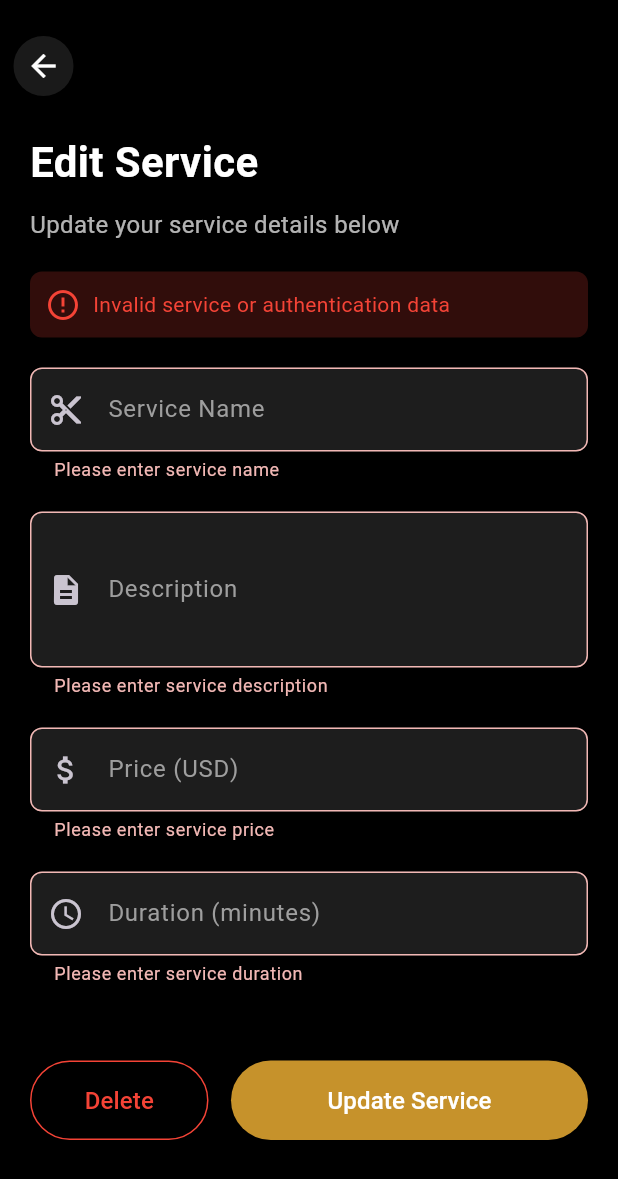
After one commit to maleesha-pramud/saloon_guide, a Flutter app: the EditServiceScreen screen opened by its route, after a tap on "Delete", after a tap on "Update Service", on a phone screen of 412 x 824 dp. The commit adds this screen. Shown: the top 1179 px of the screen. Run offline on Flutter 3.47's test engine with Material 3 defaults, Android fonts, the phone set to English and light mode, and no system bars; our stand-ins replace flutter_secure_storage, google_maps_flutter; accounts and stored records are empty.

Commit message:
feat: Add service management features including update and delete functionality
- Added updateServiceUrl and deleteServiceUrl methods to ApiConfig for service management.
- Implemented EditServiceScreen for editing service details with form validation and API integration.
- Created Service model for handling service data.
- Updated SaloonDetailsCard to navigate to EditServiceScreen with service details.
- Modified single_saloon_screen to include a toggle for services and bookings.
- Adjusted padding in SingleToggleButton for better UI consistency.

```diff
--- a/lib/config/api_config.dart
+++ b/lib/config/api_config.dart
@@ -19,4 +19,8 @@ class ApiConfig {
       'http://$baseUrl/api/v1/saloons/nearby';
   static String addServiceUrl(int saloonId) =>
       'http://$baseUrl/api/v1/saloons/$saloonId/services';
+  static String updateServiceUrl(int saloonId, int serviceId) =>
+      'http://$baseUrl/api/v1/saloons/$saloonId/services/$serviceId';
+  static String deleteServiceUrl(int saloonId, int serviceId) =>
+      'http://$baseUrl/api/v1/saloons/$saloonId/services/$serviceId';
 }
--- a/lib/main.dart
+++ b/lib/main.dart
@@ -11,6 +11,7 @@ import 'package:saloon_guide/pages/settings/settings_screen.dart';
 import 'package:saloon_guide/pages/single_saloon/single_saloon_screen.dart';
 import 'package:saloon_guide/pages/saloon/edit_saloon_screen.dart';
 import 'package:saloon_guide/pages/services/add_service_screen.dart';
+import 'package:saloon_guide/pages/services/edit_service_screen.dart';
 
 void main() {
   // Ensure Flutter is properly initialized before using plugins
@@ -89,6 +90,7 @@ class _MainAppState extends State<MainApp> {
         '/edit-saloon': (context) => const EditSaloonScreen(),
         '/saloon': (context) => SingleSaloonScreen(),
         '/add-service': (context) => AddServiceScreen(),
+        '/edit-service': (context) => EditServiceScreen(),
         // '/complete': (context) => CompleteScreen(),
       },
     );
--- /dev/null
+++ b/lib/models/service/service.dart
@@ -0,0 +1,48 @@
+class Service {
+  final int id;
+  final String name;
+  final String description;
+  final double price;
+  final int duration;
+  final int saloonId;
+
+  Service({
+    required this.id,
+    required this.name,
+    required this.description,
+    required this.price,
+    required this.duration,
+    required this.saloonId,
+  });
+  factory Service.fromJson(Map<String, dynamic> json) {
+    return Service(
+      id: json['id'],
+      name: json['name'] ?? '',
+      description: json['description'] ?? '',
+      price: _parsePrice(json['price']),
+      duration: json['duration'] ?? 0,
+      saloonId: json['saloon_id'] ?? 0,
+    );
+  }
+
+  static double _parsePrice(dynamic price) {
+    if (price == null) return 0.0;
+    if (price is double) return price;
+    if (price is int) return price.toDouble();
+    if (price is String) {
+      return double.tryParse(price) ?? 0.0;
+    }
+    return 0.0;
+  }
+
+  Map<String, dynamic> toJson() {
+    return {
+      'id': id,
+      'name': name,
+      'description': description,
+      'price': price,
+      'duration': duration,
+      'saloon_id': saloonId,
+    };
+  }
+}
--- /dev/null
+++ b/lib/pages/services/edit_service_screen.dart
@@ -0,0 +1,431 @@
+import 'dart:convert';
+import 'package:flutter/foundation.dart';
+import 'package:flutter/material.dart';
+import 'package:http/http.dart' as http;
+import 'package:saloon_guide/constants/app_colors.dart';
+import 'package:saloon_guide/widgets/custom_back_button.dart';
+import 'package:saloon_guide/widgets/custom_form_text_field.dart';
+import 'package:saloon_guide/config/api_config.dart';
+import 'package:saloon_guide/models/service/service.dart';
+
+class EditServiceScreen extends StatefulWidget {
+  const EditServiceScreen({super.key});
+
+  @override
+  State<EditServiceScreen> createState() => _EditServiceScreenState();
+}
+
+class _EditServiceScreenState extends State<EditServiceScreen> {
+  final _formKey = GlobalKey<FormState>();
+  bool _isLoading = false;
+  bool _isDeleting = false;
+  String _errorMessage = '';
+  String _successMessage = '';
+
+  final TextEditingController _nameController = TextEditingController();
+  final TextEditingController _descriptionController = TextEditingController();
+  final TextEditingController _priceController = TextEditingController();
+  final TextEditingController _durationController = TextEditingController();
+
+  Service? _service;
+  int? _saloonId;
+  String? _token;
+
+  @override
+  void initState() {
+    super.initState();
+    WidgetsBinding.instance.addPostFrameCallback((_) {
+      _initializeData();
+    });
+  }
+
+  void _initializeData() {
+    final args =
+        ModalRoute.of(context)?.settings.arguments as Map<String, dynamic>?;
+    if (args != null) {
+      _service = args['service'];
+      _saloonId = args['saloonId'];
+      _token = args['token'];
+      _populateFormFields();
+    }
+  }
+
+  void _populateFormFields() {
+    if (_service != null) {
+      _nameController.text = _service!.name;
+      _descriptionController.text = _service!.description;
+      _priceController.text = _service!.price.toString();
+      _durationController.text = _service!.duration.toString();
+    }
+  }
+
+  @override
+  void dispose() {
+    _nameController.dispose();
+    _descriptionController.dispose();
+    _priceController.dispose();
+    _durationController.dispose();
+    super.dispose();
+  }
+
+  Future<void> _updateService() async {
+    if (!_formKey.currentState!.validate()) {
+      return;
+    }
+
+    if (_service == null || _saloonId == null || _token == null) {
+      setState(() {
+        _errorMessage = 'Invalid service or authentication data';
+      });
+      return;
+    }
+
+    setState(() {
+      _isLoading = true;
+      _errorMessage = '';
+      _successMessage = '';
+    });
+
+    try {
+      final response = await http.put(
+        Uri.parse(ApiConfig.updateServiceUrl(_saloonId!, _service!.id)),
+        headers: {
+          'Content-Type': 'application/json',
+          'Authorization': 'Bearer $_token',
+        },
+        body: jsonEncode({
+          'name': _nameController.text.trim(),
+          'description': _descriptionController.text.trim(),
+          'price': double.parse(_priceController.text.trim()),
+          'duration': int.parse(_durationController.text.trim()),
+        }),
+      );
+
+      final responseData = jsonDecode(response.body);
+      if (kDebugMode) {
+        print('Update service response: $responseData');
+      }
+
+      if (response.statusCode == 200 && responseData['status'] == true) {
+        setState(() {
+          _successMessage =
+              responseData['message'] ?? 'Service updated successfully';
+        });
+
+        // Navigate back after delay
+        Future.delayed(Duration(seconds: 2), () {
+          if (mounted) {
+            Navigator.pop(context, true);
+          }
+        });
+      } else {
+        setState(() {
+          _errorMessage = responseData['message'] ?? 'Failed to update service';
+        });
+      }
+    } catch (e) {
+      if (kDebugMode) {
+        print('Error updating service: $e');
+      }
+      setState(() {
+        _errorMessage = 'Network error: $e';
+      });
+    } finally {
+      setState(() {
+        _isLoading = false;
+      });
+    }
+  }
+
+  Future<void> _deleteService() async {
+    if (_service == null || _saloonId == null || _token == null) {
+      setState(() {
+        _errorMessage = 'Invalid service or authentication data';
+      });
+      return;
+    }
+
+    // Show confirmation dialog
+    final bool? shouldDelete = await showDialog<bool>(
+      context: context,
+      builder: (context) => AlertDialog(
+        backgroundColor: AppColors.secondaryLight,
+        title: Text('Delete Service', style: TextStyle(color: Colors.white)),
+        content: Text(
+          'Are you sure you want to delete "${_service!.name}"? This action cannot be undone.',
+          style: TextStyle(color: Colors.white70),
+        ),
+        actions: [
+          TextButton(
+            onPressed: () => Navigator.of(context).pop(false),
+            child: Text('Cancel', style: TextStyle(color: Colors.white70)),
+          ),
+          TextButton(
+            onPressed: () => Navigator.of(context).pop(true),
+            child: Text('Delete', style: TextStyle(color: Colors.red)),
+          ),
+        ],
+      ),
+    );
+
+    if (shouldDelete != true) return;
+
+    setState(() {
+      _isDeleting = true;
+      _errorMessage = '';
+      _successMessage = '';
+    });
+
+    try {
+      final response = await http.delete(
+        Uri.parse(ApiConfig.deleteServiceUrl(_saloonId!, _service!.id)),
+        headers: {
+          'Content-Type': 'application/json',
+          'Authorization': 'Bearer $_token',
+        },
+      );
+
+      final responseData = jsonDecode(response.body);
+      if (kDebugMode) {
+        print('Delete service response: $responseData');
+      }
+
+      if (response.statusCode == 200 && responseData['status'] == true) {
+        setState(() {
+          _successMessage =
+              responseData['message'] ?? 'Service deleted successfully';
+        });
+
+        // Navigate back after delay
+        Future.delayed(Duration(seconds: 2), () {
+          if (mounted) {
+            Navigator.pop(context, true);
+          }
+        });
+      } else {
+        setState(() {
+          _errorMessage = responseData['message'] ?? 'Failed to delete service';
+        });
+      }
+    } catch (e) {
+      if (kDebugMode) {
+        print('Error deleting service: $e');
+      }
+      setState(() {
+        _errorMessage = 'Network error: $e';
+      });
+    } finally {
+      setState(() {
+        _isDeleting = false;
+      });
+    }
+  }
+
+  @override
+  Widget build(BuildContext context) {
+    return Scaffold(
+      body: SafeArea(
+        child: Column(
+          crossAxisAlignment: CrossAxisAlignment.start,
+          children: [
+            CustomBackButton(),
+            Expanded(
+              child: SingleChildScrollView(
+                padding: const EdgeInsets.only(
+                    left: 20, right: 20, top: 10, bottom: 20),
+                child: Column(
+                  crossAxisAlignment: CrossAxisAlignment.start,
+                  children: [
+                    Text(
+                      'Edit Service',
+                      style: TextStyle(
+                        fontSize: 28,
+                        fontWeight: FontWeight.bold,
+                        color: Colors.white,
+                      ),
+                    ),
+                    SizedBox(height: 10),
+                    Text(
+                      'Update your service details below',
+                      style: TextStyle(
+                        fontSize: 16,
+                        color: Colors.white70,
+                      ),
+                    ),
+                    SizedBox(height: 20),
+                    if (_errorMessage.isNotEmpty)
+                      Container(
+                        padding: EdgeInsets.all(10),
+                        margin: EdgeInsets.only(bottom: 20),
+                        decoration: BoxDecoration(
+                          color: Colors.red.withAlpha((0.2 * 255).toInt()),
+                          borderRadius: BorderRadius.circular(8),
+                        ),
+                        child: Row(
+                          children: [
+                            Icon(Icons.error_outline, color: Colors.red),
+                            SizedBox(width: 8),
+                            Expanded(
+                              child: Text(
+                                _errorMessage,
+                                style: TextStyle(color: Colors.red),
+                              ),
+                            ),
+                          ],
+                        ),
+                      ),
+                    if (_successMessage.isNotEmpty)
+                      Container(
+                        padding: EdgeInsets.all(10),
+                        margin: EdgeInsets.only(bottom: 20),
+                        decoration: BoxDecoration(
+                          color: Colors.green.withAlpha((0.2 * 255).toInt()),
+                          borderRadius: BorderRadius.circular(8),
+                        ),
+                        child: Row(
+                          children: [
+                            Icon(Icons.check_circle_outline,
+                                color: Colors.green),
+                            SizedBox(width: 8),
+                            Expanded(
+                              child: Text(
+                                _successMessage,
+                                style: TextStyle(color: Colors.green),
+                              ),
+                            ),
+                          ],
+                        ),
+                      ),
+                    Form(
+                      key: _formKey,
+                      child: Column(
+                        children: [
+                          CustomFormTextField(
+                            label: 'Service Name',
+                            controller: _nameController,
+                            prefixIcon: Icon(Icons.content_cut),
+                            validator: (value) {
+                              if (value == null || value.isEmpty) {
+                                return 'Please enter service name';
+                              }
+                              return null;
+                            },
+                          ),
+                          CustomFormTextField(
+                            label: 'Description',
+                            controller: _descriptionController,
+                            maxLines: 3,
+                            prefixIcon: Icon(Icons.description),
+                            validator: (value) {
+                              if (value == null || value.isEmpty) {
+                                return 'Please enter service description';
+                              }
+                              return null;
+                            },
+                          ),
+                          CustomFormTextField(
+                            label: 'Price (USD)',
+                            controller: _priceController,
+                            keyboardType:
+                                TextInputType.numberWithOptions(decimal: true),
+                            prefixIcon: Icon(Icons.attach_money),
+                            validator: (value) {
+                              if (value == null || value.isEmpty) {
+                                return 'Please enter service price';
+                              }
+                              final price = double.tryParse(value);
+                              if (price == null || price <= 0) {
+                                return 'Please enter a valid price';
+                              }
+                              return null;
+                            },
+                          ),
+                          CustomFormTextField(
+                            label: 'Duration (minutes)',
+                            controller: _durationController,
+                            keyboardType: TextInputType.number,
+                            prefixIcon: Icon(Icons.schedule),
+                            validator: (value) {
+                              if (value == null || value.isEmpty) {
+                                return 'Please enter service duration';
+                              }
+                              final duration = int.tryParse(value);
+                              if (duration == null || duration <= 0) {
+                                return 'Please enter a valid duration in minutes';
+                              }
+                              return null;
+                            },
+                          ),
+                          SizedBox(height: 30),
+                          Row(
+                            children: [
+                              Expanded(
+                                child: OutlinedButton(
+                                  onPressed: (_isLoading || _isDeleting)
+                                      ? null
+                                      : _deleteService,
+                                  style: OutlinedButton.styleFrom(
+                                    side: BorderSide(color: Colors.red),
+                                    padding: EdgeInsets.symmetric(vertical: 15),
+                                  ),
+                                  child: _isDeleting
+                                      ? CircularProgressIndicator(
+                                          valueColor:
+                                              AlwaysStoppedAnimation<Color>(
+                                                  Colors.red),
+                                          strokeWidth: 2,
+                                        )
+                                      : Text(
+                                          'Delete',
+                                          style: TextStyle(
+                                            fontSize: 16,
+                                            color: Colors.red,
+                                          ),
+                                        ),
+                                ),
+                              ),
+                              SizedBox(width: 15),
+                              Expanded(
+                                flex: 2,
+                                child: ElevatedButton(
+                                  onPressed: (_isLoading || _isDeleting)
+                                      ? null
+                                      : _updateService,
+                                  style: ButtonStyle(
+                                    backgroundColor: WidgetStateProperty.all(
+                                        AppColors.primaryDark),
+                                    padding: WidgetStateProperty.all(
+                                        EdgeInsets.symmetric(vertical: 15)),
+                                  ),
+                                  child: _isLoading
+                                      ? CircularProgressIndicator(
+                                          valueColor:
+                                              AlwaysStoppedAnimation<Color>(
+                                            Colors.white,
+                                          ),
+                                          strokeWidth: 2,
+                                        )
+                                      : Text(
+                                          'Update Service',
+                                          style: TextStyle(
+                                            fontSize: 16,
+                                            color: Colors.white,
+                                          ),
+                                        ),
+                                ),
+                              ),
+                            ],
+                          ),
+                        ],
+                      ),
+                    ),
+                  ],
+                ),
+              ),
+            ),
+          ],
+        ),
+      ),
+    );
+  }
+}
--- a/lib/pages/settings/widgets/saloon_details_card.dart
+++ b/lib/pages/settings/widgets/saloon_details_card.dart
@@ -5,6 +5,7 @@ import 'package:flutter/material.dart';
 import 'package:http/http.dart' as http;
 import 'package:saloon_guide/constants/app_colors.dart';
 import 'package:saloon_guide/config/api_config.dart';
+import 'package:saloon_guide/models/service/service.dart';
 
 class SaloonDetailsCard extends StatefulWidget {
   const SaloonDetailsCard({super.key, required this.userData, this.token});
@@ -205,12 +206,75 @@ class _SaloonDetailsCardState extends State<SaloonDetailsCard> {
             SizedBox(height: 8),
             ...(saloonData!['services'] as List).map((service) => Padding(
                   padding: const EdgeInsets.only(bottom: 5.0),
-                  child: Row(
-                    mainAxisAlignment: MainAxisAlignment.spaceBetween,
-                    children: [
-                      Text(service['name'] ?? 'Service'),
-                      Text('\$${service['price'] ?? '0'}'),
-                    ],
+                  child: InkWell(
+                    onTap: () {
+                      final serviceModel = Service.fromJson(service);
+                      Navigator.pushNamed(
+                        context,
+                        '/edit-service',
+                        arguments: {
+                          'service': serviceModel,
+                          'saloonId': saloonData!['id'],
+                          'token': widget.token,
+                        },
+                      ).then((result) {
+                        if (result == true) {
+                          _loadSaloonDetails(widget.userData['id']);
+                        }
+                      });
+                    },
+                    child: Container(
+                      padding:
+                          EdgeInsets.symmetric(vertical: 8, horizontal: 12),
+                      decoration: BoxDecoration(
+                        color: Colors.white.withAlpha((0.1 * 255).toInt()),
+                        borderRadius: BorderRadius.circular(8),
+                      ),
+                      child: Row(
+                        mainAxisAlignment: MainAxisAlignment.spaceBetween,
+                        children: [
+                          Expanded(
+                            child: Column(
+                              crossAxisAlignment: CrossAxisAlignment.start,
+                              children: [
+                                Text(
+                                  service['name'] ?? 'Service',
+                                  style: TextStyle(
+                                    fontWeight: FontWeight.w500,
+                                    color: Colors.white,
+                                  ),
+                                ),
+                                SizedBox(height: 2),
+                                Text(
+                                  '${service['duration'] ?? 0} minutes',
+                                  style: TextStyle(
+                                    fontSize: 12,
+                                    color: Colors.white70,
+                                  ),
+                                ),
+                              ],
+                            ),
+                          ),
+                          Row(
+                            children: [
+                              Text(
+                                '\$${service['price'] ?? '0'}',
+                                style: TextStyle(
+                                  fontWeight: FontWeight.bold,
+                                  color: Colors.white,
+                                ),
+                              ),
+                              SizedBox(width: 8),
+                              Icon(
+                                Icons.edit,
+                                size: 16,
+                                color: Colors.white70,
+                              ),
+                            ],
+                          ),
+                        ],
+                      ),
+                    ),
                   ),
                 )),
           ] else ...[
--- a/lib/pages/single_saloon/single_saloon_screen.dart
+++ b/lib/pages/single_saloon/single_saloon_screen.dart
@@ -31,11 +31,14 @@ class _SingleSaloonScreenState extends State<SingleSaloonScreen> {
   bool _hasError = false;
   String _errorMessage = '';
   int? _saloonId;
-
   List<ToggleButtonsModel> toggleButtonsData = [
     ToggleButtonsModel(
+      title: 'Services',
+      isSelected: true,
+    ),
+    ToggleButtonsModel(
       title: 'Booking',
-      isSelected: true,
+      isSelected: false,
     ),
     ToggleButtonsModel(
       title: 'Reviews',
--- a/lib/pages/single_saloon/widgets/single_toggle_button.dart
+++ b/lib/pages/single_saloon/widgets/single_toggle_button.dart
@@ -22,7 +22,7 @@ class _SingleToggleButtonState extends State<SingleToggleButton> {
     return ElevatedButton(
       onPressed: widget.onSelected,
       style: ElevatedButton.styleFrom(
-        padding: EdgeInsets.symmetric(horizontal: 40),
+        padding: EdgeInsets.symmetric(horizontal: 30),
         shape: RoundedRectangleBorder(
           borderRadius: BorderRadius.circular(15),
           side: BorderSide(
```
Also changed, not shown: 4 other files.
